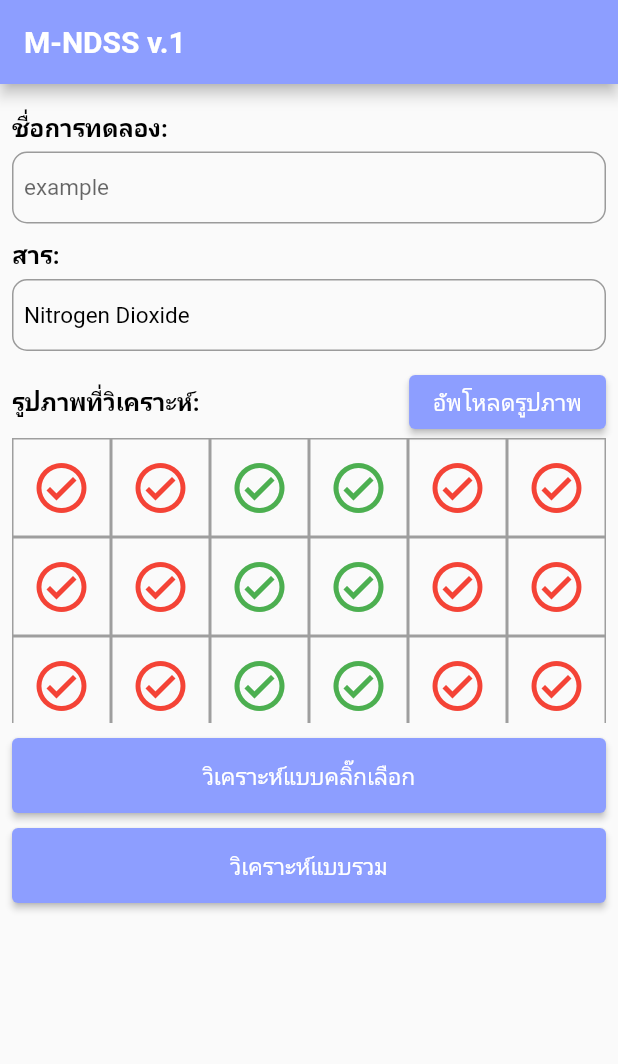
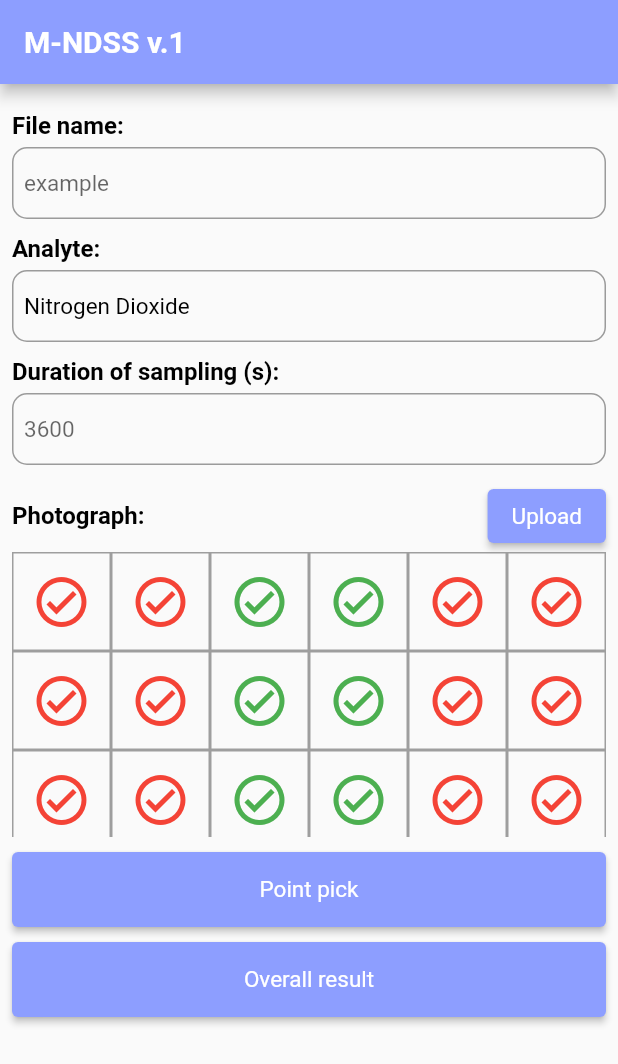
Before and after one commit to Kitiyaparnnn/NDSS-Software, a Flutter app: the screen it shows after launch, on a phone screen of 412 x 824 dp. Shown: the top 1064 px of the screen. Run offline on Flutter 3.47's test engine with Material 2 defaults, Android fonts, the phone set to English and light mode, and no system bars; our stand-ins replace bot_toast, csv, flutter_native_splash, google_fonts, image_cropper, image_picker and 6 more; missing offline and left inert: dart:ffi, excel, image_pixels, scidart, syncfusion_flutter_xlsio; Roboto replaces fonts that are missing (Sarabun); statements that could not run were skipped.

Commit message:
add ugToug3 function

```diff
--- a/lib/models/ReportInfo.dart
+++ b/lib/models/ReportInfo.dart
@@ -9,11 +9,12 @@ import '../utils/PlateConfig.dart';
 class ReportInfo {
   String name;
   String evaluate;
+  int time;
 
   List<int> red;
   List<int> green;
   List<int> blue;
-  ReportInfo(this.name, this.evaluate, this.red, this.green, this.blue);
+  ReportInfo(this.name, this.evaluate, this.time, this.red, this.green, this.blue);
 
   List<double> standard = [];
   List<double> sample = [];
--- a/lib/pages/AnalyzePage/ReportPage.dart
+++ b/lib/pages/AnalyzePage/ReportPage.dart
@@ -1,3 +1,4 @@
+import 'dart:developer';
 import 'dart:ffi';
 import 'dart:io';
 import 'dart:ui';
@@ -21,6 +22,7 @@ import '../../utils/Constants.dart';
 import '../../utils/PlateConfig.dart';
 import '../../utils/TextConfig.dart';
 import 'components/Capturegenerator.dart';
+import 'components/ConvertUgToUgM3.dart';
 import 'components/Graphgenerator.dart';
 import 'components/PDFprintgenerate.dart';
 import 'components/RGBgenerator.dart';
@@ -61,7 +63,8 @@ class _ReportPageState extends State<ReportPage> {
     delay();
     logger.d({
       'report name: ${widget.report.name}',
-      'report evaluate: ${widget.report.evaluate}'
+      'report evaluate: ${widget.report.evaluate}',
+      'report time: ${widget.report.time}'
     });
     super.initState();
   }
@@ -326,6 +329,8 @@ class _ReportPageState extends State<ReportPage> {
     int j = 0;
     int n = -1;
 
+    result = ugToug3(result, widget.report);
+    // logger.i(result);
     return file.length == 0
         ? SizedBox(
             height: 10,
@@ -350,7 +355,7 @@ class _ReportPageState extends State<ReportPage> {
                 var number = index % 6;
                 if (number == 0) n++;
                 title = plate.label[n] + plate.no[number].toString();
-                concentrate = (result[j] * 2).toStringAsFixed(2);
+                concentrate = (result[j]).toStringAsFixed(2);
                 rgbCode = widget.report.sample[j].toStringAsFixed(0);
                 smp.add(["$title", "SMP", "$concentrate"]);
                 j++;
@@ -423,7 +428,7 @@ class _ReportPageState extends State<ReportPage> {
     print("row of smp: ${smp.length}");
 
     List<List<String>> data = [
-          ["well_index", "STD/SMP", "nitrogen dioxide (ug)"]
+          ["well_index", "STD/SMP", "nitrogen dioxide\n     (ug/m3)"]
         ] +
         std.toList() +
         smp.toList();
@@ -444,7 +449,6 @@ class _ReportPageState extends State<ReportPage> {
   @override
   Widget build(BuildContext context) {
     var report = widget.report;
-
     return Scaffold(
         key: UniqueKey(),
         appBar: AppBar(
@@ -459,7 +463,7 @@ class _ReportPageState extends State<ReportPage> {
               ),
             )
           ],
-          title: Text('รายงานผลวิเคราะห์', style: StyleText.appBar),
+          title: Text(PreferenceKey.report, style: StyleText.appBar),
         ),
         body: SingleChildScrollView(
           child: RepaintBoundary(
--- a/lib/pages/AnalyzePage/SummaryPage.dart
+++ b/lib/pages/AnalyzePage/SummaryPage.dart
@@ -6,6 +6,7 @@ import 'package:flutter/material.dart';
 import 'package:flutter/services.dart';
 import 'package:flutter_native_splash/flutter_native_splash.dart';
 import 'package:image_pixels/image_pixels.dart';
+import 'package:ndss_mobile/pages/AnalyzePage/components/ConvertUgToUgM3.dart';
 import 'package:scidart/numdart.dart';
 
 import '../../models/ReportInfo.dart';
@@ -108,6 +109,17 @@ class _SummaryPageState extends State<SummaryPage> {
     logger.d(equation);
   }
 
+  double ugToug3(double x, ReportInfo report) {
+    const L = 7;
+    const D = 0.154;
+    const A = 0.785;
+
+    double r = (x * 2 * L) / (D * A * report.time) * pow(10, 6);
+
+    logger.d("convert finish!");
+    return r;
+  }
+
   double calConcentrate(PolyFit equation, Color colorCode) {
     double sample = 0;
     try {
@@ -121,12 +133,13 @@ class _SummaryPageState extends State<SummaryPage> {
       logger.e('Fail: cal concentrate');
       result = 0;
     }
-    return result;
+    return ugToug3(result, widget.report);
   }
 
   @override
   Widget build(BuildContext context) {
     var report = widget.report;
+    result = ugToug3(result, report);
     // logger.d(report.evaluate);
     return Scaffold(
       appBar: AppBar(
@@ -142,7 +155,7 @@ class _SummaryPageState extends State<SummaryPage> {
             ),
           )
         ],
-        title: Text('รายงานผลวิเคราะห์', style: StyleText.appBar),
+        title: Text(PreferenceKey.report, style: StyleText.appBar),
       ),
       body: SizedBox.expand(
         child: RepaintBoundary(
@@ -249,7 +262,7 @@ class _SummaryPageState extends State<SummaryPage> {
                               width: 10,
                             ),
                             Text(
-                                "Concentration of Samples: ${(result * 2).toStringAsFixed(2)} ug",
+                                "Concentration of Samples: ${(result * 2).toStringAsFixed(2)} ug/m3",
                                 style: StyleText.headerText)
                           ]),
                     )
--- a/lib/pages/InputPage/InputPage.dart
+++ b/lib/pages/InputPage/InputPage.dart
@@ -28,15 +28,17 @@ class _MyHomePageState extends State<MyHomePage> {
   final TextEditingController reportName = TextEditingController();
   final TextEditingController reportEvaluate =
       TextEditingController(text: PreferenceKey.inputForm);
+  final TextEditingController reportTime = TextEditingController();
   File? imageFile;
   File? _image;
-  ReportInfo report = ReportInfo('', PreferenceKey.inputForm, [], [], []);
+  ReportInfo report = ReportInfo('', PreferenceKey.inputForm, 0, [], [], []);
 
   @override
   void initState() {
     FlutterNativeSplash.remove();
     super.initState();
     reportName.clear();
+    reportTime.clear();
     // report.evaluate = dropdownValue;
   }
 
@@ -247,7 +249,22 @@ class _MyHomePageState extends State<MyHomePage> {
           }),
           decoration: InputDecorations.inputDec(hintText: 'example'),
           style: StyleText.normalText,
-        )
+        ),
+        SizedBox(
+          height: 10,
+        ),
+        Text(PreferenceKey.timeTitle, style: StyleText.headerText),
+        SizedBox(
+          height: 5,
+        ),
+        TextFormField(
+          controller: reportTime,
+          onChanged: (context) => setState(() {
+            report.time = int.parse(context);
+          }),
+          decoration: InputDecorations.inputDec(hintText: '3600'),
+          style: StyleText.normalText,
+        ),
       ],
     );
   }
@@ -296,9 +313,7 @@ class _MyHomePageState extends State<MyHomePage> {
                                     ),
                                     onPressed: _showImageDialog,
                                     child: Text(
-                                      imageFile == null
-                                          ? "อัพโหลดรูปภาพ"
-                                          : "เปลี่ยนรูปภาพ",
+                                      imageFile == null ? "Upload" : "Change",
                                       style: StyleText.buttonText,
                                     ),
                                   )
--- a/lib/utils/Constants.dart
+++ b/lib/utils/Constants.dart
@@ -20,15 +20,18 @@ class PreferenceKey {
   static const String h_HSV = 'HSV';
   static const String h_saturation = 'Saturation';
 
+   static const String report =
+      'Report';
   static const String reportTitle =
-      'รายงานผลการวิเคราะห์ไนโตรเจนไดออกไซด์ในอากาศจากภาพถ่าย';
-  static const String nameTitle = 'ชื่อการทดลอง: ';
-  static const String evaluateTitle = 'สาร: ';
-  static const String dateTitle = 'วันที่ส่งภาพเพื่อวิเคราะห์: ';
+      'Nitrogen dioxide Measurement';
+  static const String nameTitle = 'File name: ';
+  static const String evaluateTitle = 'Analyte: ';
+  static const String timeTitle = 'Duration of sampling (s): ';
+  static const String dateTitle = 'Date/Time: ';
 
   static const String inputForm = 'Nitrogen Dioxide';
-  static const String noti = 'กรุณากรอกข้อมูลให้ครบ';
-  static const String analyzTap = 'วิเคราะห์แบบคลิ๊กเลือก';
-  static const String analyzAll = 'วิเคราะห์แบบรวม';
-  static const String imageTitle = 'รูปภาพที่วิเคราะห์: ';
+  static const String noti = 'Please fill the informations';
+  static const String analyzTap = 'Point pick';
+  static const String analyzAll = 'Overall result';
+  static const String imageTitle = 'Photograph: ';
 }
```
Also changed, not shown: lib/pages/AnalyzePage/components/ConvertUgToUgM3.dart (added, +16 -0 lines).
